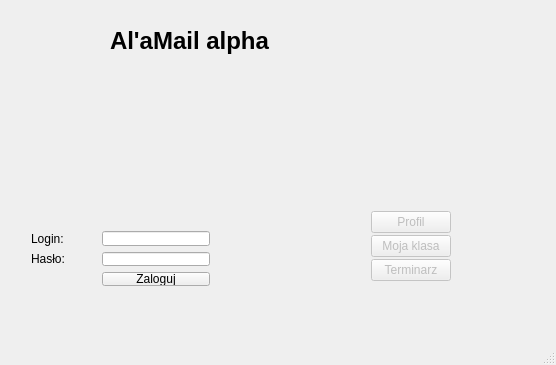
The window that mainwindow.ui (Barto-Paja/AlaMail) describes before a commit, drawn with Qt 5.
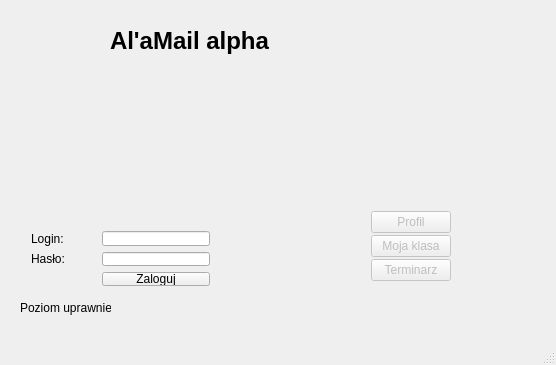
The same window after the commit. Icons and pictures are not drawn.

What changed in the file:
```diff
--- a/mainwindow.ui
+++ b/mainwindow.ui
@@ -168,6 +168,32 @@
      </item>
     </layout>
    </widget>
+   <widget class="QLabel" name="label">
+    <property name="geometry">
+     <rect>
+      <x>20</x>
+      <y>300</y>
+      <width>91</width>
+      <height>16</height>
+     </rect>
+    </property>
+    <property name="text">
+     <string>Poziom uprawnień:</string>
+    </property>
+   </widget>
+   <widget class="QLabel" name="label_2">
+    <property name="geometry">
+     <rect>
+      <x>120</x>
+      <y>300</y>
+      <width>101</width>
+      <height>16</height>
+     </rect>
+    </property>
+    <property name="text">
+     <string/>
+    </property>
+   </widget>
   </widget>
   <widget class="QStatusBar" name="statusBar"/>
  </widget>
```
Left out of the diff: 6 changed lines with no effect on the pictures.
